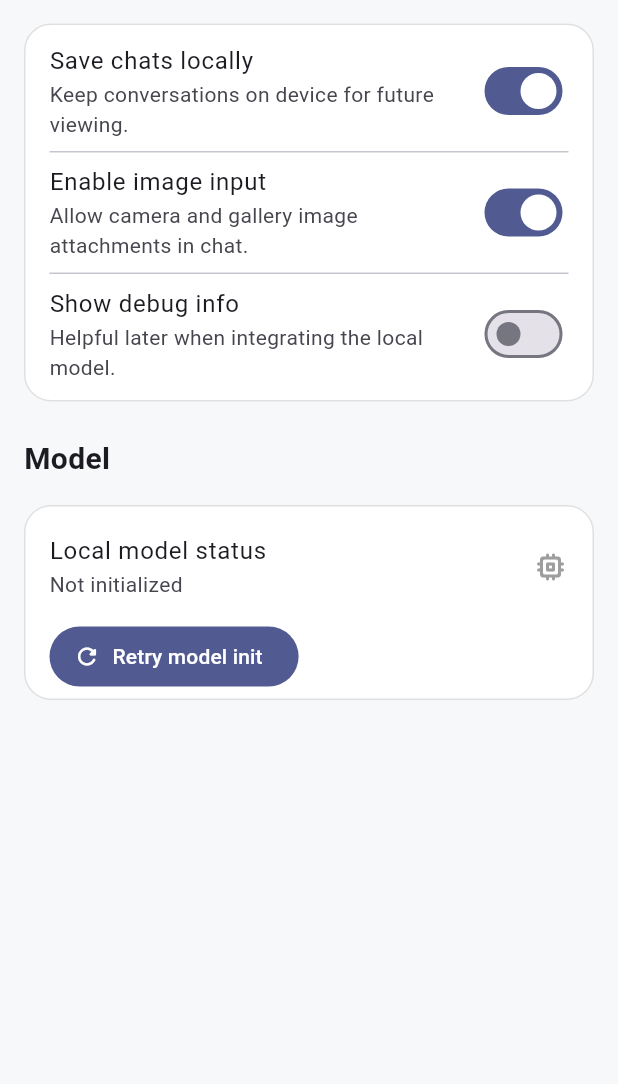
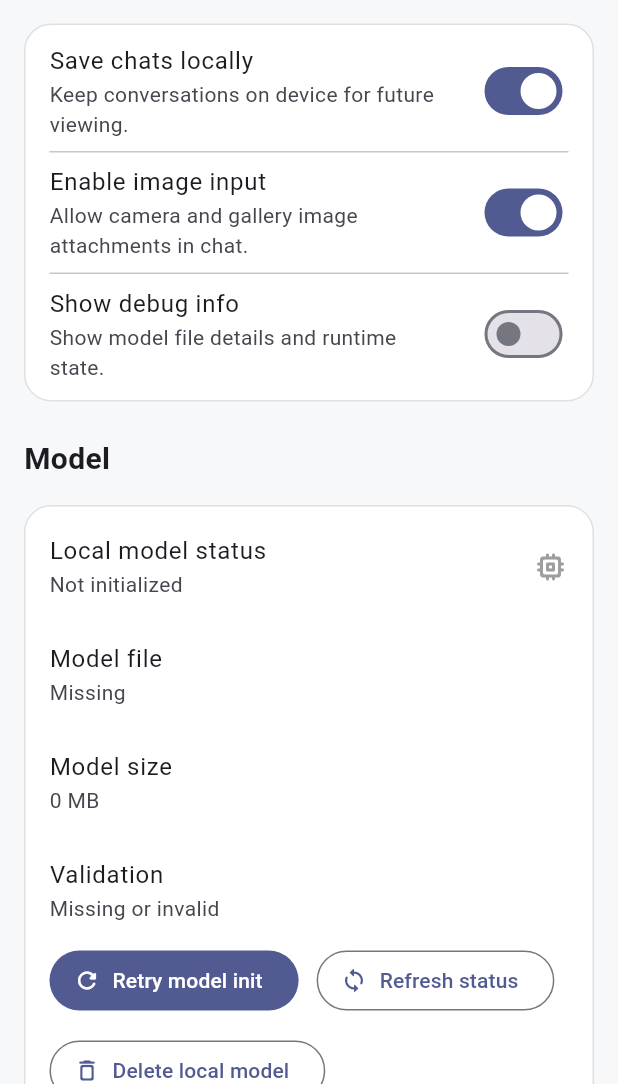
Before and after one commit to MaNaS0708/Lilly, a Flutter app: the ChatScreen screen opened by its route, after a tap on the "tune" icon, on a phone screen of 412 x 824 dp, the part 152-1236 px from its top. Run offline on Flutter 3.47's test engine with Material 3 defaults, Android fonts, the phone set to English and light mode, and no system bars; our stand-ins replace image_picker, permission_handler, shared_preferences; missing offline and left inert: flutter_downloader, flutter_web_auth_2; accounts and stored records are empty.

Commit message:
stabilize model download validation, lazy loading, and recovery flow on android

```diff
--- a/lib/config/model_setup_constants.dart
+++ b/lib/config/model_setup_constants.dart
@@ -15,4 +15,9 @@ class ModelSetupConstants {
       'https://huggingface.co/litert-community/gemma-4-E4B-it-litert-lm';
 
   static const String oauthScope = 'openid profile gated-repos';
+
+  static const int expectedModelBytes = 3654467584;
+  static const int minimumValidModelBytes = 3600000000;
+  static const String expectedSha256 =
+      'f335f2bfd1b758dc6476db16c0f41854bd6237e2658d604cbe566bcefd00a7bc';
 }
--- a/lib/controllers/model_controller.dart
+++ b/lib/controllers/model_controller.dart
@@ -23,8 +23,11 @@ class ModelController extends ChangeNotifier {
 
   bool get isReady => _status == ModelStatus.ready;
   bool get hasError => _status == ModelStatus.error;
+  bool get isLoading => _status == ModelStatus.loading;
 
   Future<void> initialize() async {
+    if (_status == ModelStatus.loading) return;
+
     _errorMessage = null;
     _status = ModelStatus.loading;
     notifyListeners();
@@ -42,6 +45,12 @@ class ModelController extends ChangeNotifier {
     }
 
     notifyListeners();
+  }
+
+  Future<bool> ensureReady() async {
+    if (isReady) return true;
+    await initialize();
+    return isReady;
   }
 
   Future<ModelResult> generateResponse(ModelRequest request) async {
@@ -69,7 +78,9 @@ class ModelController extends ChangeNotifier {
   }
 
   Future<void> refreshStatus() async {
-    _status = await _modelService.getStatus();
+    try {
+      _status = await _modelService.getStatus();
+    } catch (_) {}
     notifyListeners();
   }
 
--- a/lib/screens/chat_screen.dart
+++ b/lib/screens/chat_screen.dart
@@ -56,7 +56,6 @@ class _ChatScreenState extends State<ChatScreen> {
       setState(() {});
     }
   }
-
 
   @override
   void dispose() {
@@ -150,12 +149,9 @@ class _ChatScreenState extends State<ChatScreen> {
 
     if (text.isEmpty && !hasImage) return;
 
-    if (!_modelController.isReady) {
-      await _modelController.initialize();
-
-      if (!_modelController.isReady) {
-        return;
-      }
+    final ready = await _modelController.ensureReady();
+    if (!ready) {
+      return;
     }
 
     final updatedConversation = await _chatController.sendMessage(text);
@@ -164,7 +160,6 @@ class _ChatScreenState extends State<ChatScreen> {
       await _conversationListController.upsertConversation(updatedConversation);
     }
   }
-
 
   Future<void> _createNewChat() async {
     final conversation = await _conversationListController.createNewConversation();
@@ -277,13 +272,15 @@ class _ChatScreenState extends State<ChatScreen> {
                 child: MessageList(
                   messages: _chatController.messages,
                   scrollController: _chatController.scrollController,
-                  isLoading: _chatController.isSending,
+                  isLoading: _chatController.isSending ||
+                      _modelController.isLoading,
                 ),
               ),
               MessageInputBar(
                 controller: _textController,
                 selectedImage: _chatController.selectedImage,
-                isSending: _chatController.isSending,
+                isSending:
+                    _chatController.isSending || _modelController.isLoading,
                 onPickImage: _showImageSourceSheet,
                 onRemoveImage: _chatController.removeSelectedImage,
                 onSend: _sendMessage,
--- a/lib/screens/settings_screen.dart
+++ b/lib/screens/settings_screen.dart
@@ -2,7 +2,10 @@ import 'package:flutter/material.dart';
 
 import '../controllers/model_controller.dart';
 import '../models/model_status.dart';
+import '../services/model_file_service.dart';
 import '../services/settings_service.dart';
+import '../widgets/confirm_action_dialog.dart';
+import 'splash_screen.dart';
 
 class SettingsScreen extends StatefulWidget {
   static const String routeName = '/settings';
@@ -16,11 +19,13 @@ class SettingsScreen extends StatefulWidget {
 
 class _SettingsScreenState extends State<SettingsScreen> {
   final SettingsService _settingsService = SettingsService();
+  final ModelFileService _modelFileService = ModelFileService();
 
   bool _saveChatsLocally = true;
   bool _enableImageInput = true;
   bool _showDebugInfo = false;
   bool _loading = true;
+  ModelFileInfo? _modelInfo;
 
   ModelController? get _modelController => widget.modelController;
 
@@ -34,13 +39,53 @@ class _SettingsScreenState extends State<SettingsScreen> {
     final saveChats = await _settingsService.getSaveChatsLocally();
     final enableImages = await _settingsService.getEnableImageInput();
     final showDebug = await _settingsService.getShowDebugInfo();
+    final modelInfo = await _modelFileService.inspectModelFile(strict: true);
 
     setState(() {
       _saveChatsLocally = saveChats;
       _enableImageInput = enableImages;
       _showDebugInfo = showDebug;
+      _modelInfo = modelInfo;
       _loading = false;
     });
+  }
+
+  Future<void> _refreshModelDetails() async {
+    await _modelController?.refreshStatus();
+    final modelInfo = await _modelFileService.inspectModelFile(strict: true);
+    if (!mounted) return;
+
+    setState(() {
+      _modelInfo = modelInfo;
+    });
+  }
+
+  Future<void> _retryModelInit() async {
+    if (_modelController == null) return;
+    await _modelController!.initialize();
+    await _refreshModelDetails();
+  }
+
+  Future<void> _deleteLocalModel() async {
+    final shouldDelete = await ConfirmActionDialog.show(
+      context,
+      title: 'Delete local model?',
+      message:
+          'This removes the downloaded Gemma model from this device. Lilly will need to download it again.',
+      confirmLabel: 'Delete',
+      cancelLabel: 'Cancel',
+    );
+
+    if (!shouldDelete) return;
+
+    await _modelController?.shutdown();
+    await _modelFileService.deleteModelIfExists();
+
+    if (!mounted) return;
+
+    Navigator.of(
+      context,
+    ).pushNamedAndRemoveUntil(SplashScreen.routeName, (route) => false);
   }
 
   String _statusLabel(ModelStatus? status) {
@@ -71,6 +116,17 @@ class _SettingsScreenState extends State<SettingsScreen> {
     }
   }
 
+  String _formatBytes(int bytes) {
+    if (bytes <= 0) return '0 MB';
+    const mb = 1024 * 1024;
+    const gb = 1024 * 1024 * 1024;
+
+    if (bytes >= gb) {
+      return '${(bytes / gb).toStringAsFixed(2)} GB';
+    }
+    return '${(bytes / mb).toStringAsFixed(0)} MB';
+  }
+
   @override
   Widget build(BuildContext context) {
     if (_loading) {
@@ -79,12 +135,13 @@ class _SettingsScreenState extends State<SettingsScreen> {
       );
     }
 
-    final modelStatus = _modelController?.status;
-    final modelError = _modelController?.errorMessage;
-
     return AnimatedBuilder(
       animation: _modelController ?? ValueNotifier(0),
       builder: (context, _) {
+        final modelStatus = _modelController?.status;
+        final modelError = _modelController?.errorMessage;
+        final modelInfo = _modelInfo;
+
         return Scaffold(
           appBar: AppBar(
             title: const Text('Settings'),
@@ -133,7 +190,7 @@ class _SettingsScreenState extends State<SettingsScreen> {
                       contentPadding: EdgeInsets.zero,
                       title: const Text('Show debug info'),
                       subtitle: const Text(
-                        'Helpful later when integrating the local model.',
+                        'Show model file details and runtime state.',
                       ),
                       value: _showDebugInfo,
                       onChanged: (value) async {
@@ -155,6 +212,7 @@ class _SettingsScreenState extends State<SettingsScreen> {
               const SizedBox(height: 16),
               _SettingsCard(
                 child: Column(
+                  crossAxisAlignment: CrossAxisAlignment.start,
                   children: [
                     ListTile(
                       contentPadding: EdgeInsets.zero,
@@ -165,6 +223,25 @@ class _SettingsScreenState extends State<SettingsScreen> {
                         color: _statusColor(modelStatus),
                       ),
                     ),
+                    if (modelInfo != null) ...[
+                      ListTile(
+                        contentPadding: EdgeInsets.zero,
+                        title: const Text('Model file'),
+                        subtitle: Text(modelInfo.exists ? 'Present' : 'Missing'),
+                      ),
+                      ListTile(
+                        contentPadding: EdgeInsets.zero,
+                        title: const Text('Model size'),
+                        subtitle: Text(_formatBytes(modelInfo.sizeBytes)),
+                      ),
+                      ListTile(
+                        contentPadding: EdgeInsets.zero,
+                        title: const Text('Validation'),
+                        subtitle: Text(
+                          modelInfo.isValid ? 'Valid' : 'Missing or invalid',
+                        ),
+                      ),
+                    ],
                     if (modelError != null && modelError.isNotEmpty)
                       Padding(
                         padding: const EdgeInsets.only(bottom: 12),
@@ -173,15 +250,40 @@ class _SettingsScreenState extends State<SettingsScreen> {
                           style: const TextStyle(color: Colors.red),
                         ),
                       ),
-                    if (_modelController != null)
-                      Align(
-                        alignment: Alignment.centerLeft,
-                        child: FilledButton.icon(
-                          onPressed: () => _modelController!.initialize(),
-                          icon: const Icon(Icons.refresh_rounded),
-                          label: const Text('Retry model init'),
+                    Wrap(
+                      spacing: 12,
+                      runSpacing: 12,
+                      children: [
+                        if (_modelController != null)
+                          FilledButton.icon(
+                            onPressed: _retryModelInit,
+                            icon: const Icon(Icons.refresh_rounded),
+                            label: const Text('Retry model init'),
+                          ),
+                        OutlinedButton.icon(
+                          onPressed: _refreshModelDetails,
+                          icon: const Icon(Icons.sync_rounded),
+                          label: const Text('Refresh status'),
                         ),
+                        OutlinedButton.icon(
+                          onPressed: _deleteLocalModel,
+                          icon: const Icon(Icons.delete_outline_rounded),
+                          label: const Text('Delete local model'),
+                        ),
+                      ],
+                    ),
+                    if (_showDebugInfo && modelInfo != null) ...[
+                      const SizedBox(height: 16),
+                      const Text(
+                        'Debug info',
+                        style: TextStyle(fontWeight: FontWeight.w700),
                       ),
+                      const SizedBox(height: 8),
+                      SelectableText(
+                        modelInfo.path,
+                        style: const TextStyle(fontSize: 13),
+                      ),
+                    ],
                   ],
                 ),
               ),
--- a/lib/services/model_file_service.dart
+++ b/lib/services/model_file_service.dart
@@ -3,6 +3,20 @@ import 'dart:io';
 import 'package:path_provider/path_provider.dart';
 
 import '../config/model_setup_constants.dart';
+
+class ModelFileInfo {
+  const ModelFileInfo({
+    required this.exists,
+    required this.sizeBytes,
+    required this.isValid,
+    required this.path,
+  });
+
+  final bool exists;
+  final int sizeBytes;
+  final bool isValid;
+  final String path;
+}
 
 class ModelFileService {
   Future<String> getModelDirectoryPath() async {
@@ -15,17 +29,53 @@ class ModelFileService {
     return '$dir/${ModelSetupConstants.modelFileName}';
   }
 
-  Future<bool> modelExists() async {
-    final file = File(await getModelPath());
-    return file.exists();
-  }
-
   Future<File> getModelFile() async {
     return File(await getModelPath());
   }
 
+  Future<bool> modelExists() async {
+    final file = await getModelFile();
+    return file.exists();
+  }
+
+  Future<int> getModelSizeBytes() async {
+    final file = await getModelFile();
+    if (!await file.exists()) return 0;
+    return file.length();
+  }
+
+  Future<bool> hasValidModelFile({bool strict = false}) async {
+    final file = await getModelFile();
+    if (!await file.exists()) return false;
+
+    final size = await file.length();
+    if (strict) {
+      return size == ModelSetupConstants.expectedModelBytes;
+    }
+
+    return size >= ModelSetupConstants.minimumValidModelBytes;
+  }
+
+  Future<ModelFileInfo> inspectModelFile({bool strict = false}) async {
+    final path = await getModelPath();
+    final file = File(path);
+    final exists = await file.exists();
+    final sizeBytes = exists ? await file.length() : 0;
+    final isValid = exists &&
+        (strict
+            ? sizeBytes == ModelSetupConstants.expectedModelBytes
+            : sizeBytes >= ModelSetupConstants.minimumValidModelBytes);
+
+    return ModelFileInfo(
+      exists: exists,
+      sizeBytes: sizeBytes,
+      isValid: isValid,
+      path: path,
+    );
+  }
+
   Future<void> deleteModelIfExists() async {
-    final file = File(await getModelPath());
+    final file = await getModelFile();
     if (await file.exists()) {
       await file.delete();
     }
--- a/lib/services/native_model_service.dart
+++ b/lib/services/native_model_service.dart
@@ -14,13 +14,28 @@ class NativeModelService implements ModelService {
   static const MethodChannel _channel = MethodChannel('lilly/model');
 
   final ModelFileService _modelFileService;
+
   ModelStatus _status = ModelStatus.uninitialized;
+  String? _lastErrorMessage;
+
+  String? get lastErrorMessage => _lastErrorMessage;
 
   @override
   Future<void> initialize() async {
     if (_status == ModelStatus.ready) return;
 
+    final hasValidModel = await _modelFileService.hasValidModelFile(
+      strict: true,
+    );
+    if (!hasValidModel) {
+      _status = ModelStatus.uninitialized;
+      _lastErrorMessage =
+          'Model file is missing, incomplete, or corrupted. Download it again.';
+      throw Exception(_lastErrorMessage);
+    }
+
     _status = ModelStatus.loading;
+    _lastErrorMessage = null;
 
     final modelPath = await _modelFileService.getModelPath();
 
@@ -32,16 +47,19 @@ class NativeModelService implements ModelService {
 
       final success = result?['success'] == true;
       final statusString = result?['status'] as String?;
-
       _status = _mapStatus(statusString);
+      _lastErrorMessage = result?['errorMessage'] as String?;
 
       if (!success || _status != ModelStatus.ready) {
         throw Exception(
-          result?['errorMessage'] ?? 'Native model initialization failed.',
+          _lastErrorMessage ?? 'Native model initialization failed.',
         );
       }
     } catch (e) {
       _status = ModelStatus.error;
+      if (_lastErrorMessage == null || _lastErrorMessage!.isEmpty) {
+        _lastErrorMessage = e.toString().replaceFirst('Exception: ', '');
+      }
       rethrow;
     }
   }
@@ -56,12 +74,21 @@ class NativeModelService implements ModelService {
 
   @override
   Future<ModelStatus> getStatus() async {
+    final hasValidModel = await _modelFileService.hasValidModelFile(
+      strict: true,
+    );
+    if (!hasValidModel) {
+      _status = ModelStatus.uninitialized;
+      return _status;
+    }
+
     try {
       final result = await _channel.invokeMethod<Map<dynamic, dynamic>>(
         'getModelStatus',
       );
 
       _status = _mapStatus(result?['status'] as String?);
+      _lastErrorMessage = result?['errorMessage'] as String?;
       return _status;
     } catch (_) {
       return _status;
@@ -97,6 +124,7 @@ class NativeModelService implements ModelService {
       final errorMessage = result['errorMessage'] as String?;
 
       if (!success) {
+        _lastErrorMessage = errorMessage;
         return ModelResult.failure(
           errorMessage: errorMessage ?? 'Native model failed to respond.',
         );
```
Also changed, not shown: lib/controllers/model_setup_controller.dart (+67 -20 lines), lib/screens/splash_screen.dart (+23 -2 lines), lib/services/model_download_manager.dart (+21 -6 lines).
